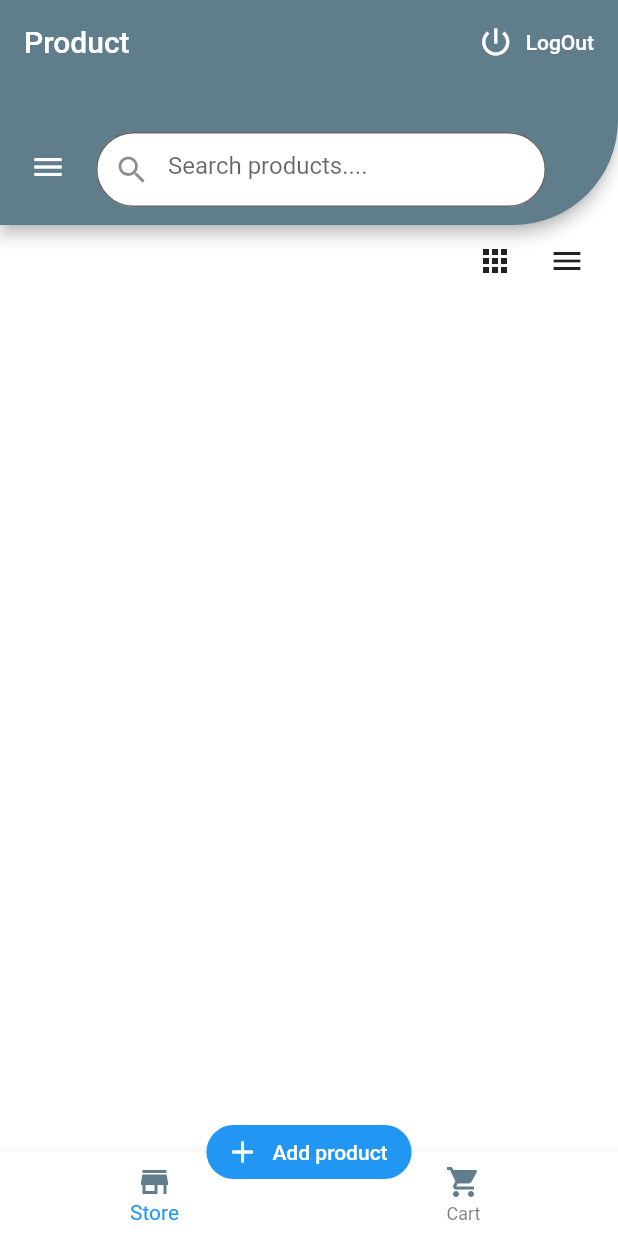
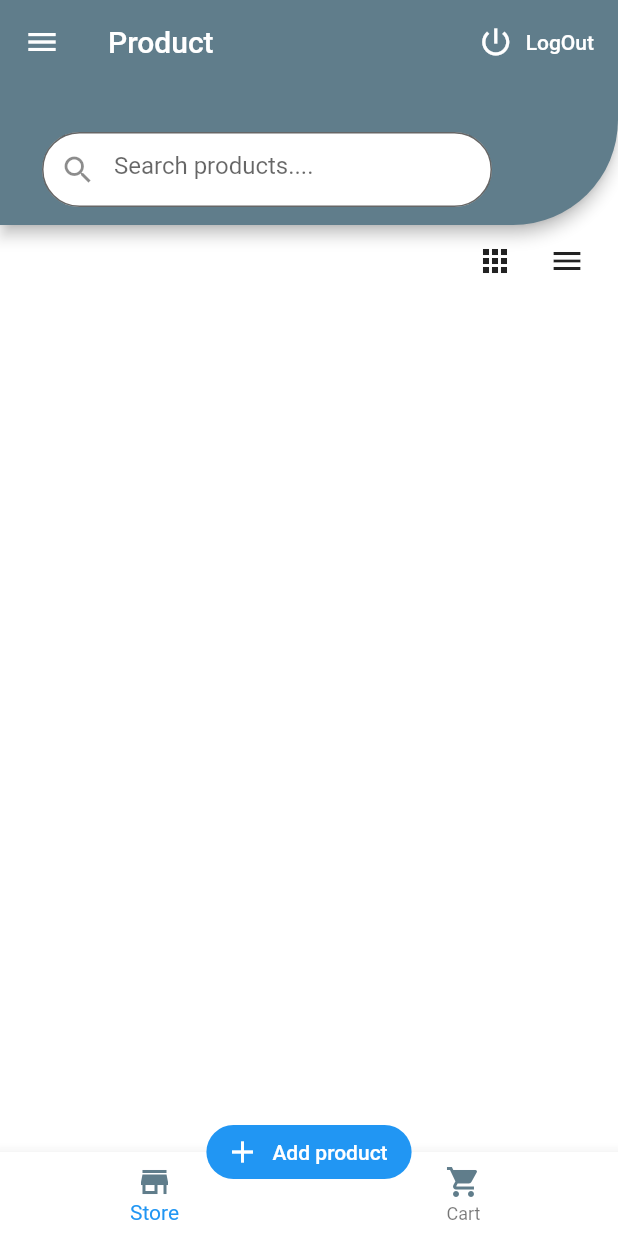
Before and after one commit to mohammed-anish-b/my-shop-flutter, a Flutter app: the screen it shows once a user with an empty profile is signed in, on a phone screen of 412 x 824 dp. Run offline on Flutter 3.47's test engine with Material 2 defaults, Android fonts, the light colour scheme and no system bars; our stand-ins replace cloud_firestore, firebase_auth, firebase_storage, flutter_spinkit, flutter_svg, image_cropper and 1 more; accounts and stored records are empty.

Commit message:
wired checkout data and created side menu

```diff
--- a/lib/api/models/produclineitem.dart
+++ b/lib/api/models/produclineitem.dart
@@ -2,6 +2,7 @@ import 'package:my_shop/api/models/Product.dart';
 
 class ProductLineitem {
 
+    String id;
     Product product;
     int count = 1;
 
--- /dev/null
+++ b/lib/api/models/sale.dart
@@ -0,0 +1,7 @@
+import 'package:my_shop/api/models/produclineitem.dart';
+
+class Sale {
+  String id;
+  List<ProductLineitem> productLineitems;
+  int total;
+}
--- /dev/null
+++ b/lib/api/services/checkout-service.dart
@@ -0,0 +1,24 @@
+import 'package:cloud_firestore/cloud_firestore.dart';
+import 'package:my_shop/api/models/sale.dart';
+
+class CheckoutService {
+  CollectionReference _saleCollection = Firestore.instance.collection('sale');
+  CollectionReference _productLineCollection =
+      Firestore.instance.collection('productline');
+
+  checkout(Sale sale, success, onError) {
+    this
+        ._saleCollection
+        .add({"time": DateTime.now(), "total": sale.total}).then((value) {
+      sale.productLineitems.forEach((element) {
+        this._productLineCollection.add({
+          "id": element.id,
+          "productId": element.product.uid,
+          "count": element.count,
+          "saleId": value.documentID
+        });
+      });
+      success();
+    }).catchError(onError());
+  }
+}
--- a/lib/main.dart
+++ b/lib/main.dart
@@ -3,7 +3,9 @@ import 'package:flutter/material.dart';
 import 'package:my_shop/blocs/loading-bloc.dart';
 import 'package:my_shop/blocs/login-signup-bloc.dart';
 import 'package:my_shop/blocs/login-signup-toggle-bloc.dart';
+import 'package:my_shop/screens/home/home.dart';
 import 'package:my_shop/screens/product/create-product.dart';
+import 'package:my_shop/screens/sale-history/sale-history.dart';
 import 'package:my_shop/services/auth-service.dart';
 import 'package:my_shop/services/auth-wrapper.dart';
 import 'package:provider/provider.dart';
@@ -27,7 +29,11 @@ class MyApp extends StatelessWidget {
       child: MaterialApp(
         debugShowCheckedModeBanner: false,
         home: Wrapper(),
-        routes: {'create-product': (context) => CreateProduct()},
+        routes: {
+          'create-product': (context) => CreateProduct(),
+          'sale-history': (context) => SaleHistory(),
+          'home': (context) => Home()
+        },
       ),
     );
   }
--- a/lib/screens/home/bottom-action-button.dart
+++ b/lib/screens/home/bottom-action-button.dart
@@ -1,4 +1,6 @@
 import 'package:flutter/material.dart';
+import 'package:my_shop/api/services/checkout-service.dart';
+import 'package:my_shop/blocs/cart-bloc.dart';
 import 'package:my_shop/blocs/tab-switch-bloc.dart';
 import 'package:provider/provider.dart';
 
@@ -9,6 +11,8 @@ class BottomActionButon extends StatelessWidget {
   Widget build(BuildContext context) {
 
     final _tabSwitchBloc = Provider.of<TabSwitchBloc>(context);
+    final _cartBloc = Provider.of<CartBloc>(context);
+    final _checkoutService = Provider.of<CheckoutService>(context);
 
     return _tabSwitchBloc.index == 0 ? FlatButton.icon(
             onPressed: () {
@@ -24,10 +28,12 @@ class BottomActionButon extends StatelessWidget {
             color: Colors.blue,
             shape: RoundedRectangleBorder(borderRadius: BorderRadius.all(Radius.circular(20))),
             icon: Icon(Icons.shopping_basket,color: Colors.white,),
-            label: Text("Checkout",style: TextStyle(
+            label: Text('INR ${_cartBloc.total}',style: TextStyle(
               color: Colors.white
             )),
-            onPressed: () {}
+            onPressed: () {
+              _checkoutService.checkout(_cartBloc.checkoutData, (){}, (){});
+            }
           );
   }
 }
--- a/lib/screens/home/home.dart
+++ b/lib/screens/home/home.dart
@@ -1,4 +1,5 @@
 import 'package:flutter/material.dart';
+import 'package:my_shop/api/services/checkout-service.dart';
 import 'package:my_shop/api/services/product-service.dart';
 import 'package:my_shop/blocs/cart-bloc.dart';
 import 'package:my_shop/blocs/product-view-bloc.dart';
@@ -6,6 +7,7 @@ import 'package:my_shop/blocs/tab-switch-bloc.dart';
 import 'package:my_shop/screens/home/bottom-action-button.dart';
 import 'package:my_shop/screens/home/cutom-bottom-navigater.dart';
 import 'package:my_shop/screens/tabs/tab.dart';
+import 'package:my_shop/shared/sidemenu.dart';
 import 'package:provider/provider.dart';
 
 class Home extends StatelessWidget {
@@ -16,9 +18,11 @@ class Home extends StatelessWidget {
           ChangeNotifierProvider<TabSwitchBloc>.value(value: TabSwitchBloc()),
           Provider(create: (context) => ProductService()),
           ChangeNotifierProvider.value(value: ProductViewBloc()),
-          ChangeNotifierProvider.value(value: CartBloc())
+          ChangeNotifierProvider.value(value: CartBloc()),
+          Provider(create: (context) => CheckoutService())
         ],
         child: Scaffold(
+          drawer: SideMenu(),
           backgroundColor: Colors.white,
           bottomNavigationBar: CustomBottomNavigater(),
           floatingActionButton: BottomActionButon(),
--- a/lib/screens/tabs/store.dart
+++ b/lib/screens/tabs/store.dart
@@ -31,15 +31,7 @@ class Store extends StatelessWidget {
                   alignment: AlignmentDirectional.bottomCenter,
                   child: Row(
                     children: <Widget>[
-                      Padding(
-                        padding: const EdgeInsets.only(left: 8),
-                        child: IconButton(
-                            icon: Icon(
-                              Icons.menu,
-                              color: Colors.white,
-                            ),
-                            onPressed: null),
-                      ),
+                      SizedBox(width: 20),
                       Padding(
                         padding: const EdgeInsets.fromLTRB(8, 15, 35, 12),
                         child: SizedBox(
--- a/lib/screens/tabs/tab.dart
+++ b/lib/screens/tabs/tab.dart
@@ -15,8 +15,6 @@ class CustomTab extends StatelessWidget {
     final _productService = Provider.of<ProductService>(context);
     FirebaseUser user = Provider.of<FirebaseUser>(context);
 
-    // _productService.getUser();
-
     return  StreamProvider<List<Product>>.value(value: _productService.getproducts(user) ,child: _tabSwitchBloc.tab);
 
   }
```
Also changed, not shown: lib/api/services/product-service.dart (+0 -8 lines), lib/blocs/cart-bloc.dart (+14 -0 lines), lib/screens/sale-history/sale-history.dart (added, +41 -0 lines), lib/screens/tabs/cart.dart (+1 -13 lines), lib/shared/sidemenu.dart (added, +55 -0 lines).
